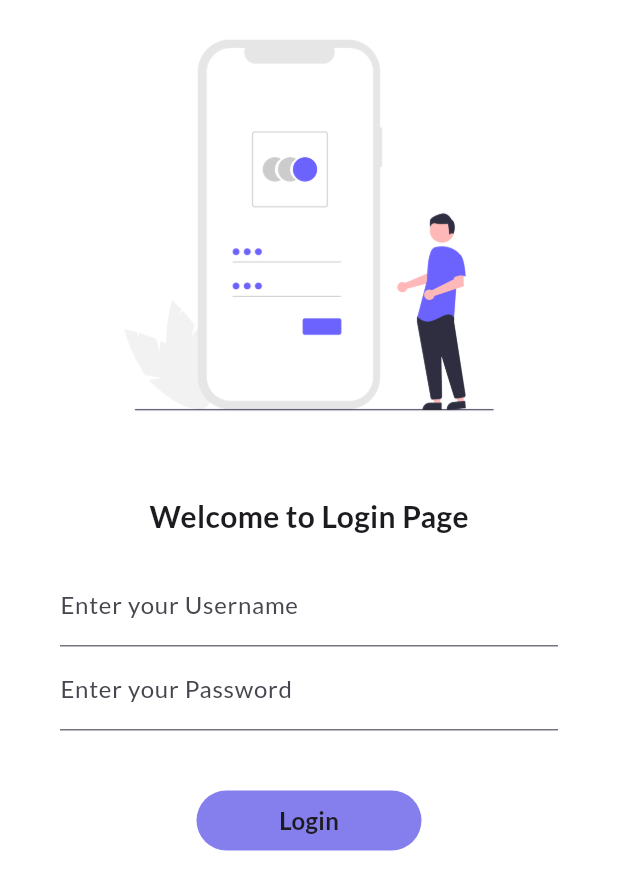
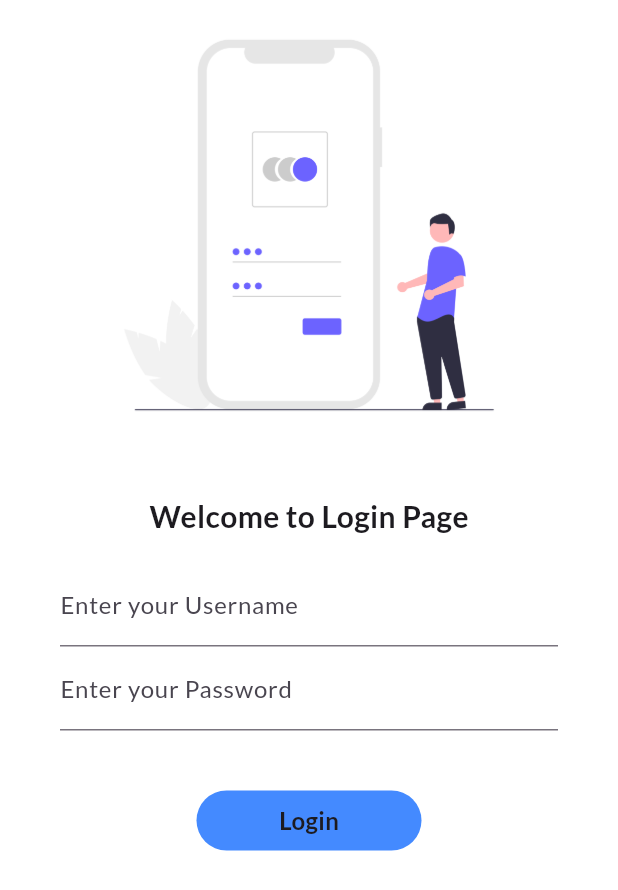
Before and after one commit to itstabrez/Flutter-learning, a Flutter app: the LoginPage screen opened by its route, on a phone screen of 412 x 824 dp. Shown: the top 890 px of the screen. Run offline on Flutter 3.47's test engine with Material 3 defaults, Android fonts, the phone set to English and light mode, and no system bars; our stand-ins replace google_fonts.

```diff
--- a/flutter_application_2/lib/login_page.dart
+++ /dev/null
@@ -1,90 +0,0 @@
-import 'package:flutter/material.dart';
-import 'package:flutter_application_2/utils/routes.dart';
-
-class LoginPage extends StatefulWidget {
-  const LoginPage({super.key});
-
-  @override
-  State<LoginPage> createState() => _LoginPageState();
-}
-
-class _LoginPageState extends State<LoginPage> {
-  bool buttonChanged = false;
-
-  @override
-  Widget build(BuildContext context) {
-    return Material(
-        color: Colors.white,
-        child: SingleChildScrollView(
-          child: Column(
-            children: [
-              Image.asset(
-                "assets/Images/login_page.png",
-                fit: BoxFit.cover,
-                height: 300,
-              ),
-              const SizedBox(
-                height: 30,
-              ),
-              const Text("Welcome to Login Page",
-                  style: TextStyle(fontSize: 20, fontWeight: FontWeight.bold)),
-              Padding(
-                padding:
-                    const EdgeInsets.symmetric(vertical: 16, horizontal: 40),
-                child: Column(
-                  children: [
-                    TextFormField(
-                      decoration: const InputDecoration(
-                          hintText: "Username",
-                          labelText: "Enter your Username"),
-                    ),
-                    TextFormField(
-                      obscureText: true,
-                      decoration: const InputDecoration(
-                          hintText: "Password",
-                          labelText: "Enter your Password"),
-                    ),
-                    const SizedBox(
-                      height: 40,
-                    ),
-                    InkWell(
-                      onTap: () async {
-                        setState(() {
-                          buttonChanged = true;
-                        });
-                        await Future.delayed(const Duration(seconds: 1));
-                        if (mounted) {
-                          Navigator.pushNamed(
-                              mounted ? context : context, MyRoutes.homeRoute);
-                        }
-                      },
-                      child: AnimatedContainer(
-                        height: 40,
-                        width: buttonChanged ? 40 : 150,
-                        duration: const Duration(seconds: 1),
-                        decoration: BoxDecoration(
-                          borderRadius:
-                              BorderRadius.circular(buttonChanged ? 40 : 20),
-                          color: const Color.fromARGB(255, 133, 127, 237),
-                        ),
-                        alignment: Alignment.center,
-                        child: buttonChanged
-                            ? const Icon(
-                                Icons.done,
-                                color: Colors.white,
-                              )
-                            : const Text(
-                                "Login",
-                                style: TextStyle(
-                                    fontSize: 16, fontWeight: FontWeight.bold),
-                              ),
-                      ),
-                    )
-                  ],
-                ),
-              )
-            ],
-          ),
-        ));
-  }
-}
--- a/flutter_application_2/lib/main.dart
+++ b/flutter_application_2/lib/main.dart
@@ -1,8 +1,8 @@
 import 'package:flutter/material.dart';
-import 'package:flutter_application_2/home_page.dart';
-import 'package:flutter_application_2/login_page.dart';
 import 'package:flutter_application_2/utils/routes.dart';
 import 'package:google_fonts/google_fonts.dart';
+import 'pages/home_page.dart';
+import 'pages/login_page.dart';
 
 void main() {
   runApp(const MyApp());
@@ -24,7 +24,7 @@ class MyApp extends StatelessWidget {
       ),
       title: "My App",
       // home: HomePage(),
-      initialRoute: MyRoutes.loginRoute,
+      initialRoute: MyRoutes.homeRoute,
       routes: {
         MyRoutes.homeRoute: (context) => const HomePage(),
         MyRoutes.loginRoute: (context) => const LoginPage(),
--- a/flutter_application_2/lib/home_page.dart
+++ b/flutter_application_2/lib/pages/home_page.dart
@@ -8,7 +8,7 @@ class HomePage extends StatelessWidget {
     return Scaffold(
       appBar: AppBar(
         title: const Text("Catalogue App"),
-        // backgroundColor: Colors.blueAccent,
+        backgroundColor: Colors.blueAccent,
       ),
       body: const Center(
         child: Text("Catalogue App Interface"),
--- /dev/null
+++ b/flutter_application_2/lib/pages/login_page.dart
@@ -0,0 +1,118 @@
+import 'package:flutter/material.dart';
+import 'package:flutter_application_2/utils/routes.dart';
+
+class LoginPage extends StatefulWidget {
+  const LoginPage({super.key});
+
+  @override
+  State<LoginPage> createState() => _LoginPageState();
+}
+
+class _LoginPageState extends State<LoginPage> {
+  bool buttonChanged = false;
+  final _formKey = GlobalKey<FormState>();
+
+  moveToHome(BuildContext context) async {
+    if (_formKey.currentState!.validate()) {
+      setState(() {
+        buttonChanged = true;
+      });
+      await Future.delayed(const Duration(seconds: 1));
+      await Navigator.pushNamed(
+          mounted ? context : context, MyRoutes.homeRoute);
+      setState(() {
+        buttonChanged = false;
+      });
+    }
+  }
+
+  @override
+  Widget build(BuildContext context) {
+    return Material(
+        color: Colors.white,
+        child: SingleChildScrollView(
+          child: Form(
+            key: _formKey,
+            child: Column(
+              children: [
+                Image.asset(
+                  "assets/Images/login_page.png",
+                  fit: BoxFit.cover,
+                  height: 300,
+                ),
+                const SizedBox(
+                  height: 30,
+                ),
+                const Text("Welcome to Login Page",
+                    style:
+                        TextStyle(fontSize: 20, fontWeight: FontWeight.bold)),
+                Padding(
+                  padding:
+                      const EdgeInsets.symmetric(vertical: 16, horizontal: 40),
+                  child: Column(
+                    children: [
+                      TextFormField(
+                        decoration: const InputDecoration(
+                            hintText: "Username",
+                            labelText: "Enter your Username"),
+                        validator: (value) {
+                          if (value == null || value.isEmpty) {
+                            return "Please enter a username";
+                          } else {
+                            return null;
+                          }
+                        },
+                      ),
+                      TextFormField(
+                        obscureText: true,
+                        decoration: const InputDecoration(
+                            hintText: "Password",
+                            labelText: "Enter your Password"),
+                        validator: (value) {
+                          if (value == null || value.isEmpty) {
+                            return "Enter your password";
+                          } else if (value.length < 6) {
+                            return "Password length should be atleast 6 ";
+                          } else {
+                            return null;
+                          }
+                        },
+                      ),
+                      const SizedBox(
+                        height: 40,
+                      ),
+                      Material(
+                        color: Colors.blueAccent,
+                        borderRadius:
+                            BorderRadius.circular(buttonChanged ? 40 : 20),
+                        child: InkWell(
+                          onTap: () => moveToHome(context),
+                          child: AnimatedContainer(
+                            height: 40,
+                            width: buttonChanged ? 40 : 150,
+                            duration: const Duration(seconds: 1),
+                            alignment: Alignment.center,
+                            child: buttonChanged
+                                ? const Icon(
+                                    Icons.done,
+                                    color: Colors.white,
+                                  )
+                                : const Text(
+                                    "Login",
+                                    style: TextStyle(
+                                      fontSize: 16,
+                                      fontWeight: FontWeight.bold,
+                                    ),
+                                  ),
+                          ),
+                        ),
+                      )
+                    ],
+                  ),
+                )
+              ],
+            ),
+          ),
+        ));
+  }
+}
```
Also changed, not shown: flutter_application_2/widgets/drawer.dart (added).
